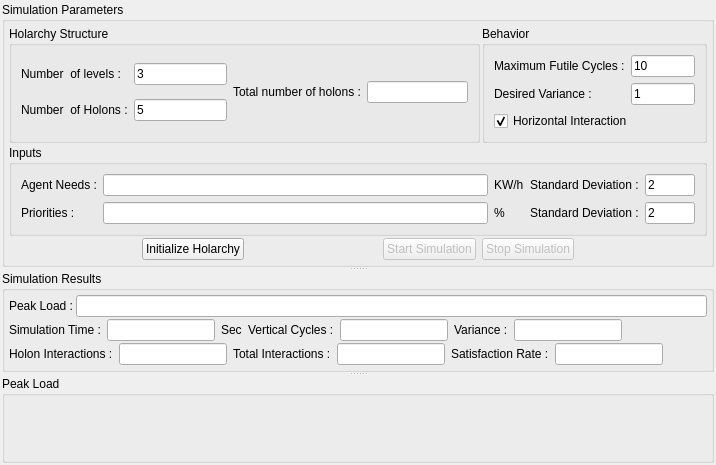
This is Holonic_Simulation/Simulation/Simulation.ui in nejatafshar/Holonic-Simulation as Qt 5 draws it before an edit. The edited form follows.
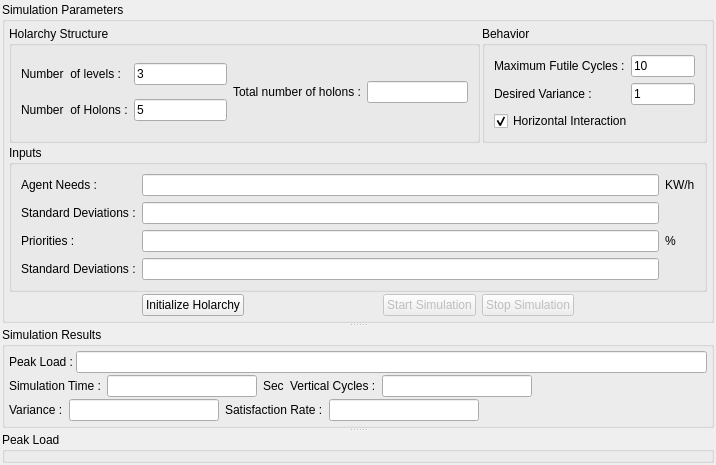
This is the edited form. Custom widgets are drawn as their Qt base class.

Commit message: Separate standard deviations for each element

What changed in the file:
```diff
--- a/Holonic_Simulation/Simulation/Simulation.ui
+++ b/Holonic_Simulation/Simulation/Simulation.ui
@@ -117,27 +117,7 @@
             </property>
            </widget>
           </item>
-          <item row="1" column="4">
-           <widget class="QLabel" name="label_15">
-            <property name="text">
-             <string>Standard Deviation :</string>
-            </property>
-           </widget>
-          </item>
-          <item row="1" column="5">
-           <widget class="QLineEdit" name="resourceStandardDeviation_lineEdit">
-            <property name="maximumSize">
-             <size>
-              <width>50</width>
-              <height>16777215</height>
-             </size>
-            </property>
-            <property name="text">
-             <string>2</string>
-            </property>
-           </widget>
-          </item>
-          <item row="2" column="1" colspan="2">
+          <item row="3" column="1" colspan="2">
            <widget class="QLineEdit" name="priorities_lineEdit">
             <property name="sizePolicy">
              <sizepolicy hsizetype="Expanding" vsizetype="Fixed">
@@ -150,53 +130,13 @@
             </property>
            </widget>
           </item>
-          <item row="2" column="0">
+          <item row="3" column="0">
            <widget class="QLabel" name="label_11">
             <property name="text">
              <string>Priorities :</string>
             </property>
            </widget>
           </item>
-          <item row="2" column="5">
-           <widget class="QLineEdit" name="prioritiesStandardDeviation_lineEdit">
-            <property name="maximumSize">
-             <size>
-              <width>50</width>
-              <height>16777215</height>
-             </size>
-            </property>
-            <property name="text">
-             <string>2</string>
-            </property>
-           </widget>
-          </item>
-          <item row="2" column="4">
-           <widget class="QLabel" name="label_16">
-            <property name="text">
-             <string>Standard Deviation :</string>
-            </property>
-           </widget>
-          </item>
-          <item row="2" column="3">
-           <widget class="QLabel" name="label_17">
-            <property name="text">
-             <string>%</string>
-            </property>
-           </widget>
-          </item>
-          <item row="1" column="1" colspan="2">
-           <widget class="QLineEdit" name="agentNeeds_lineEdit">
-            <property name="sizePolicy">
-             <sizepolicy hsizetype="Expanding" vsizetype="Fixed">
-              <horstretch>1</horstretch>
-              <verstretch>0</verstretch>
-             </sizepolicy>
-            </property>
-            <property name="text">
-             <string/>
-            </property>
-           </widget>
-          </item>
           <item row="1" column="3">
            <widget class="QLabel" name="label_18">
             <property name="text">
@@ -204,6 +144,66 @@
             </property>
            </widget>
           </item>
+          <item row="3" column="3">
+           <widget class="QLabel" name="label_17">
+            <property name="text">
+             <string>%</string>
+            </property>
+           </widget>
+          </item>
+          <item row="1" column="1" colspan="2">
+           <widget class="QLineEdit" name="agentNeeds_lineEdit">
+            <property name="sizePolicy">
+             <sizepolicy hsizetype="Expanding" vsizetype="Fixed">
+              <horstretch>1</horstretch>
+              <verstretch>0</verstretch>
+             </sizepolicy>
+            </property>
+            <property name="text">
+             <string/>
+            </property>
+           </widget>
+          </item>
+          <item row="2" column="1" colspan="2">
+           <widget class="QLineEdit" name="resourcesStandardDeciations_lineEdit">
+            <property name="sizePolicy">
+             <sizepolicy hsizetype="Expanding" vsizetype="Fixed">
+              <horstretch>1</horstretch>
+              <verstretch>0</verstretch>
+             </sizepolicy>
+            </property>
+            <property name="text">
+             <string/>
+            </property>
+           </widget>
+          </item>
+          <item row="4" column="0">
+           <widget class="QLabel" name="label_21">
+            <property name="text">
+             <string>Standard Deviations :</string>
+            </property>
+           </widget>
+          </item>
+          <item row="2" column="0">
+           <widget class="QLabel" name="label_20">
+            <property name="text">
+             <string>Standard Deviations :</string>
+            </property>
+           </widget>
+          </item>
+          <item row="4" column="1" colspan="2">
+           <widget class="QLineEdit" name="prioritiesStandardDeciations_lineEdit">
+            <property name="sizePolicy">
+             <sizepolicy hsizetype="Expanding" vsizetype="Fixed">
+              <horstretch>1</horstretch>
+              <verstretch>0</verstretch>
+             </sizepolicy>
+            </property>
+            <property name="text">
+             <string/>
+            </property>
+           </widget>
+          </item>
          </layout>
         </widget>
        </item>
@@ -403,73 +403,14 @@
           <property name="bottomMargin">
            <number>0</number>
           </property>
-          <item row="0" column="4">
+          <item row="0" column="2">
            <widget class="QLabel" name="label_19">
             <property name="text">
              <string>Satisfaction Rate :</string>
             </property>
            </widget>
           </item>
-          <item row="0" column="1">
-           <widget class="QLineEdit" name="holonInteractions_lineEdit">
-            <property name="maximumSize">
-             <size>
-              <width>150</width>
-              <height>16777215</height>
-             </size>
-            </property>
-            <property name="text">
-             <string/>
-            </property>
-            <property name="readOnly">
-             <bool>true</bool>
-            </property>
-           </widget>
-          </item>
           <item row="0" column="3">
-           <widget class="QLineEdit" name="totalInteractions_lineEdit">
-            <property name="maximumSize">
-             <size>
-              <width>150</width>
-              <height>16777215</height>
-             </size>
-            </property>
-            <property name="text">
-             <string/>
-            </property>
-            <property name="readOnly">
-             <bool>true</bool>
-            </property>
-           </widget>
-          </item>
-          <item row="0" column="2">
-           <widget class="QLabel" name="label_8">
-            <property name="text">
-             <string>Total Interactions :</string>
-            </property>
-           </widget>
-          </item>
-          <item row="0" column="0">
-           <widget class="QLabel" name="label_7">
-            <property name="text">
-             <string>Holon Interactions :</string>
-            </property>
-           </widget>
-          </item>
-          <item row="0" column="6">
-           <spacer name="horizontalSpacer_4">
-            <property name="orientation">
-             <enum>Qt::Horizontal</enum>
-            </property>
-            <property name="sizeHint" stdset="0">
-             <size>
-              <width>40</width>
-              <height>20</height>
-             </size>
-            </property>
-           </spacer>
-          </item>
-          <item row="0" column="5">
            <widget class="QLineEdit" name="satisfactionRate_lineEdit">
             <property name="maximumSize">
              <size>
@@ -485,6 +426,42 @@
             </property>
            </widget>
           </item>
+          <item row="0" column="4">
+           <spacer name="horizontalSpacer_4">
+            <property name="orientation">
+             <enum>Qt::Horizontal</enum>
+            </property>
+            <property name="sizeHint" stdset="0">
+             <size>
+              <width>40</width>
+              <height>20</height>
+             </size>
+            </property>
+           </spacer>
+          </item>
+          <item row="0" column="0">
+           <widget class="QLabel" name="label_9">
+            <property name="text">
+             <string>Variance :</string>
+            </property>
+           </widget>
+          </item>
+          <item row="0" column="1">
+           <widget class="QLineEdit" name="variance_lineEdit">
+            <property name="maximumSize">
+             <size>
+              <width>150</width>
+              <height>16777215</height>
+             </size>
+            </property>
+            <property name="text">
+             <string/>
+            </property>
+            <property name="readOnly">
+             <bool>true</bool>
+            </property>
+           </widget>
+          </item>
          </layout>
         </widget>
        </item>
@@ -535,29 +512,6 @@
             </property>
            </widget>
           </item>
-          <item row="0" column="6">
-           <widget class="QLabel" name="label_9">
-            <property name="text">
-             <string>Variance :</string>
-            </property>
-           </widget>
-          </item>
-          <item row="0" column="7">
-           <widget class="QLineEdit" name="variance_lineEdit">
-            <property name="maximumSize">
-             <size>
-              <width>150</width>
-              <height>16777215</height>
-             </size>
-            </property>
-            <property name="text">
-             <string/>
-            </property>
-            <property name="readOnly">
-             <bool>true</bool>
-            </property>
-           </widget>
-          </item>
           <item row="0" column="2">
            <widget class="QLineEdit" name="simulationTime_lineEdit">
             <property name="maximumSize">
```
The commit also changes 2 other files.
